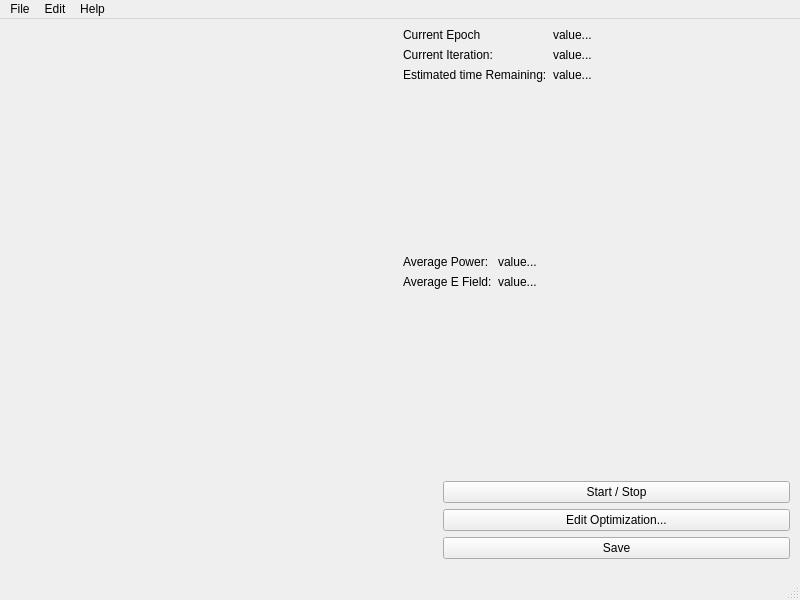
Above: vipdopt/gui/dashboard.ui from Faraon-Lab/vipdopt before the change. Below: the same form after it.
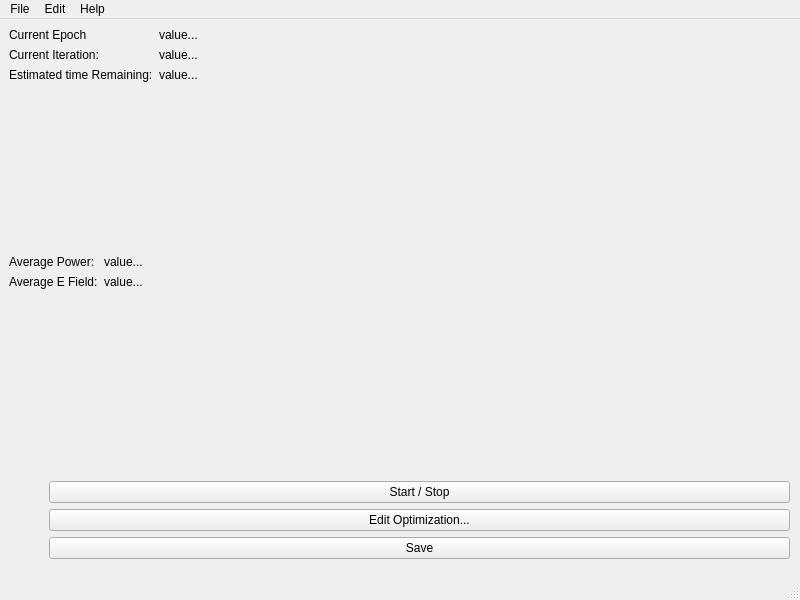
That is the form after the change.

Commit message: Get Loading Plots Working

Diff of the .ui file:
```diff
--- a/vipdopt/gui/dashboard.ui
+++ b/vipdopt/gui/dashboard.ui
@@ -25,48 +25,7 @@
     </property>
     <layout class="QHBoxLayout" name="horizontalLayout">
      <item>
-      <layout class="QGridLayout" name="gridLayout">
-       <item row="0" column="0">
-        <widget class="QLabel" name="plot_0_0_label">
-         <property name="text">
-          <string/>
-         </property>
-         <property name="alignment">
-          <set>Qt::AlignCenter</set>
-         </property>
-        </widget>
-       </item>
-       <item row="1" column="0">
-        <widget class="QLabel" name="plot_0_1_label">
-         <property name="text">
-          <string/>
-         </property>
-         <property name="alignment">
-          <set>Qt::AlignCenter</set>
-         </property>
-        </widget>
-       </item>
-       <item row="1" column="1">
-        <widget class="QLabel" name="plot_1_1_label">
-         <property name="text">
-          <string/>
-         </property>
-         <property name="alignment">
-          <set>Qt::AlignCenter</set>
-         </property>
-        </widget>
-       </item>
-       <item row="0" column="1">
-        <widget class="QLabel" name="plot_1_0_label">
-         <property name="text">
-          <string/>
-         </property>
-         <property name="alignment">
-          <set>Qt::AlignCenter</set>
-         </property>
-        </widget>
-       </item>
-      </layout>
+      <layout class="QGridLayout" name="gridLayout"/>
      </item>
      <item>
       <layout class="QVBoxLayout" name="verticalLayout_2">
```
The commit also changes 2 other files.
